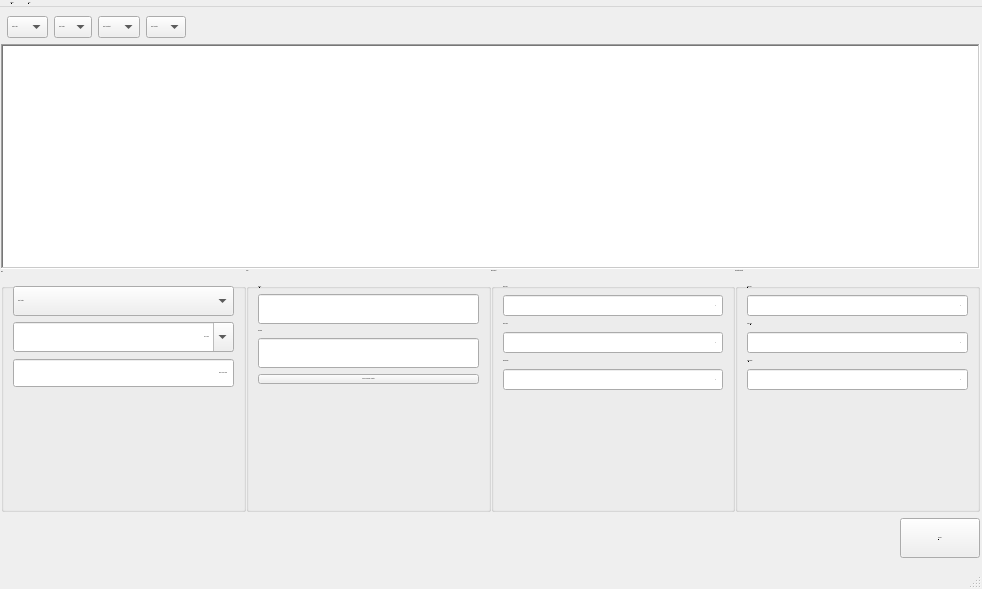
Before: the Qt Designer form assets/mainwindow.ui in faouziMohamed/covid-data, drawn with Qt 5.
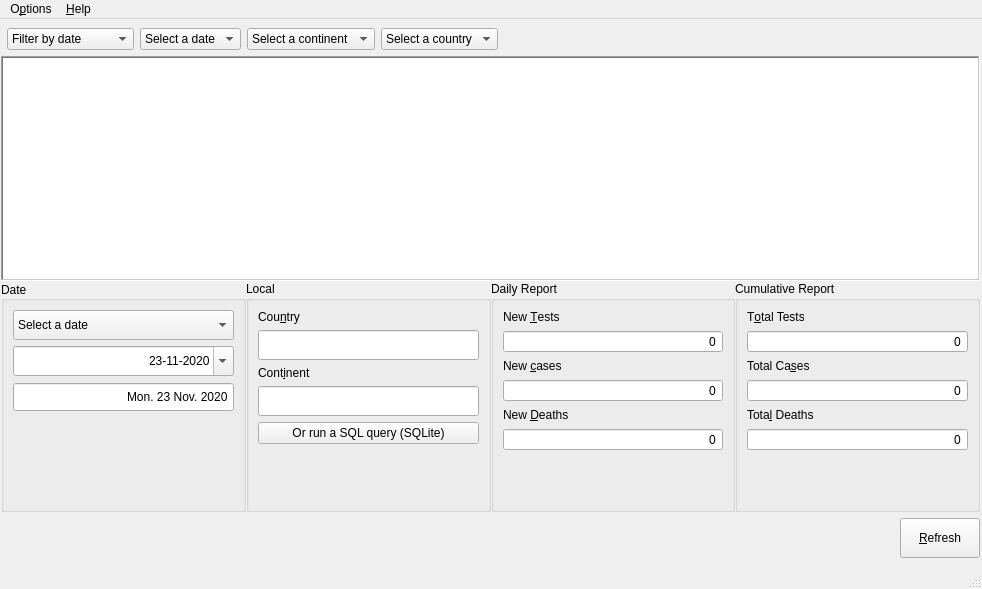
After: the same form once the commit is applied. Icons and pictures are not drawn.

```diff
--- a/assets/mainwindow.ui
+++ b/assets/mainwindow.ui
@@ -27,9 +27,7 @@
    </size>
   </property>
   <property name="font">
-   <font>
-    <pointsize>-1</pointsize>
-   </font>
+   <font/>
   </property>
   <property name="mouseTracking">
    <bool>true</bool>
@@ -278,9 +276,7 @@
            </size>
           </property>
           <property name="font">
-           <font>
-            <pointsize>-1</pointsize>
-           </font>
+           <font/>
           </property>
           <property name="sizeAdjustPolicy">
            <enum>QComboBox::AdjustToContents</enum>
@@ -316,9 +312,7 @@
            </size>
           </property>
           <property name="font">
-           <font>
-            <pointsize>-1</pointsize>
-           </font>
+           <font/>
           </property>
           <property name="currentIndex">
            <number>0</number>
@@ -354,9 +348,7 @@
            </size>
           </property>
           <property name="font">
-           <font>
-            <pointsize>-1</pointsize>
-           </font>
+           <font/>
           </property>
           <property name="toolTip">
            <string>Select a country to show details</string>
@@ -444,9 +436,7 @@
           </size>
          </property>
          <property name="font">
-          <font>
-           <pointsize>-1</pointsize>
-          </font>
+          <font/>
          </property>
          <property name="frameShape">
           <enum>QFrame::WinPanel</enum>
@@ -493,9 +483,7 @@
              </sizepolicy>
             </property>
             <property name="font">
-             <font>
-              <pointsize>-1</pointsize>
-             </font>
+             <font/>
             </property>
             <property name="title">
              <string>Date</string>
@@ -525,9 +513,7 @@
                 </size>
                </property>
                <property name="font">
-                <font>
-                 <pointsize>-1</pointsize>
-                </font>
+                <font/>
                </property>
                <property name="sizeAdjustPolicy">
                 <enum>QComboBox::AdjustToContents</enum>
@@ -572,9 +558,7 @@
                 </size>
                </property>
                <property name="font">
-                <font>
-                 <pointsize>-1</pointsize>
-                </font>
+                <font/>
                </property>
                <property name="mouseTracking">
                 <bool>true</bool>
@@ -675,9 +659,7 @@
                 </size>
                </property>
                <property name="font">
-                <font>
-                 <pointsize>-1</pointsize>
-                </font>
+                <font/>
                </property>
                <property name="layoutDirection">
                 <enum>Qt::LeftToRight</enum>
@@ -747,9 +729,7 @@
              </size>
             </property>
             <property name="font">
-             <font>
-              <pointsize>-1</pointsize>
-             </font>
+             <font/>
             </property>
             <property name="title">
              <string>Local</string>
@@ -758,9 +738,7 @@
              <item row="0" column="0">
               <widget class="QLabel" name="countryLabel">
                <property name="font">
-                <font>
-                 <pointsize>-1</pointsize>
-                </font>
+                <font/>
                </property>
                <property name="text">
                 <string>Cou&amp;ntry</string>
@@ -838,9 +816,7 @@
              </sizepolicy>
             </property>
             <property name="font">
-             <font>
-              <pointsize>-1</pointsize>
-             </font>
+             <font/>
             </property>
             <property name="title">
              <string>Daily Report</string>
@@ -849,9 +825,7 @@
              <item row="0" column="0">
               <widget class="QLabel" name="tests_label">
                <property name="font">
-                <font>
-                 <pointsize>-1</pointsize>
-                </font>
+                <font/>
                </property>
                <property name="text">
                 <string>New &amp;Tests</string>
@@ -864,9 +838,7 @@
              <item row="2" column="0">
               <widget class="QLabel" name="cases_label">
                <property name="font">
-                <font>
-                 <pointsize>-1</pointsize>
-                </font>
+                <font/>
                </property>
                <property name="text">
                 <string>New &amp;cases</string>
@@ -879,9 +851,7 @@
              <item row="4" column="0">
               <widget class="QLabel" name="deaths_label">
                <property name="font">
-                <font>
-                 <pointsize>-1</pointsize>
-                </font>
+                <font/>
                </property>
                <property name="text">
                 <string>New &amp;Deaths</string>
@@ -906,9 +876,7 @@
                 </size>
                </property>
                <property name="font">
-                <font>
-                 <pointsize>-1</pointsize>
-                </font>
+                <font/>
                </property>
                <property name="wrapping">
                 <bool>false</bool>
@@ -951,9 +919,7 @@
                 </size>
                </property>
                <property name="font">
-                <font>
-                 <pointsize>-1</pointsize>
-                </font>
+                <font/>
                </property>
                <property name="wrapping">
                 <bool>false</bool>
@@ -996,9 +962,7 @@
                 </size>
                </property>
                <property name="font">
-                <font>
-                 <pointsize>-1</pointsize>
-                </font>
+                <font/>
                </property>
                <property name="wrapping">
                 <bool>false</bool>
@@ -1038,9 +1002,7 @@
              </sizepolicy>
             </property>
             <property name="font">
-             <font>
-              <pointsize>-1</pointsize>
-             </font>
+             <font/>
             </property>
             <property name="title">
              <string>Cumulative Report</string>
@@ -1049,9 +1011,7 @@
              <item row="0" column="0">
               <widget class="QLabel" name="totTests_label">
                <property name="font">
-                <font>
-                 <pointsize>-1</pointsize>
-                </font>
+                <font/>
                </property>
                <property name="text">
                 <string>T&amp;otal Tests</string>
@@ -1076,9 +1036,7 @@
                 </size>
                </property>
                <property name="font">
-                <font>
-                 <pointsize>-1</pointsize>
-                </font>
+                <font/>
                </property>
                <property name="alignment">
                 <set>Qt::AlignRight|Qt::AlignTrailing|Qt::AlignVCenter</set>
@@ -1100,9 +1058,7 @@
              <item row="2" column="0">
               <widget class="QLabel" name="totCase_label">
                <property name="font">
-                <font>
-                 <pointsize>-1</pointsize>
-                </font>
+                <font/>
                </property>
                <property name="text">
                 <string>Total Ca&amp;ses</string>
@@ -1127,9 +1083,7 @@
                 </size>
                </property>
                <property name="font">
-                <font>
-                 <pointsize>-1</pointsize>
-                </font>
+                <font/>
                </property>
                <property name="alignment">
                 <set>Qt::AlignRight|Qt::AlignTrailing|Qt::AlignVCenter</set>
@@ -1151,9 +1105,7 @@
              <item row="4" column="0">
               <widget class="QLabel" name="totDeaths_label">
                <property name="font">
-                <font>
-                 <pointsize>-1</pointsize>
-                </font>
+                <font/>
                </property>
                <property name="text">
                 <string>Tota&amp;l Deaths</string>
@@ -1178,9 +1130,7 @@
                 </size>
                </property>
                <property name="font">
-                <font>
-                 <pointsize>-1</pointsize>
-                </font>
+                <font/>
                </property>
                <property name="alignment">
                 <set>Qt::AlignRight|Qt::AlignTrailing|Qt::AlignVCenter</set>
@@ -1230,9 +1180,7 @@
            </size>
           </property>
           <property name="font">
-           <font>
-            <pointsize>-1</pointsize>
-           </font>
+           <font/>
           </property>
           <property name="text">
            <string>&amp;Refresh</string>
@@ -1251,7 +1199,7 @@
      <x>0</x>
      <y>0</y>
      <width>982</width>
-     <height>25</height>
+     <height>20</height>
     </rect>
    </property>
    <widget class="QMenu" name="menu_edit">
```
Left out of the diff: 47 changed lines with no effect on the pictures.
